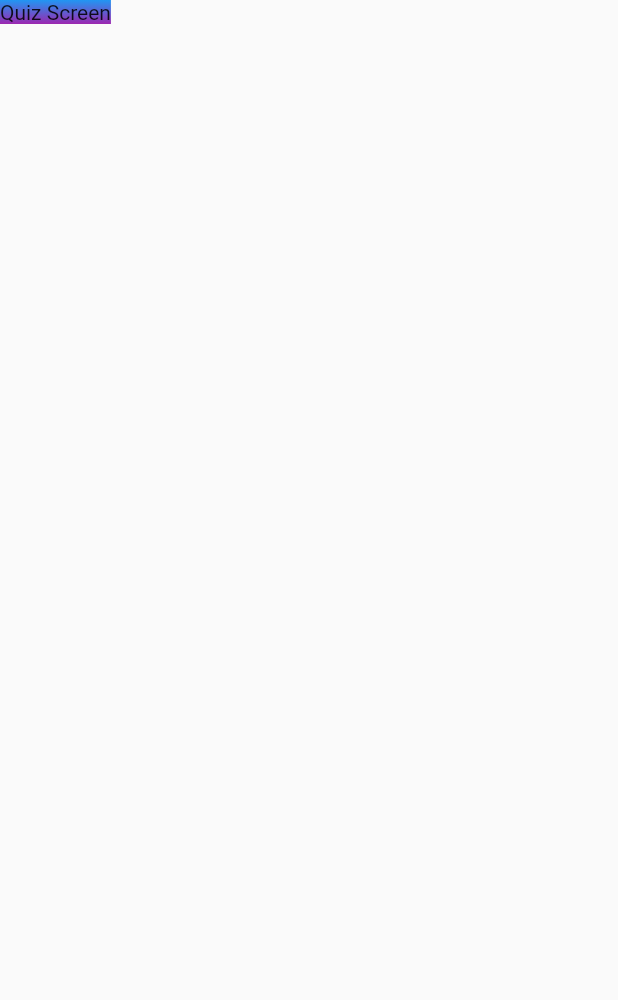
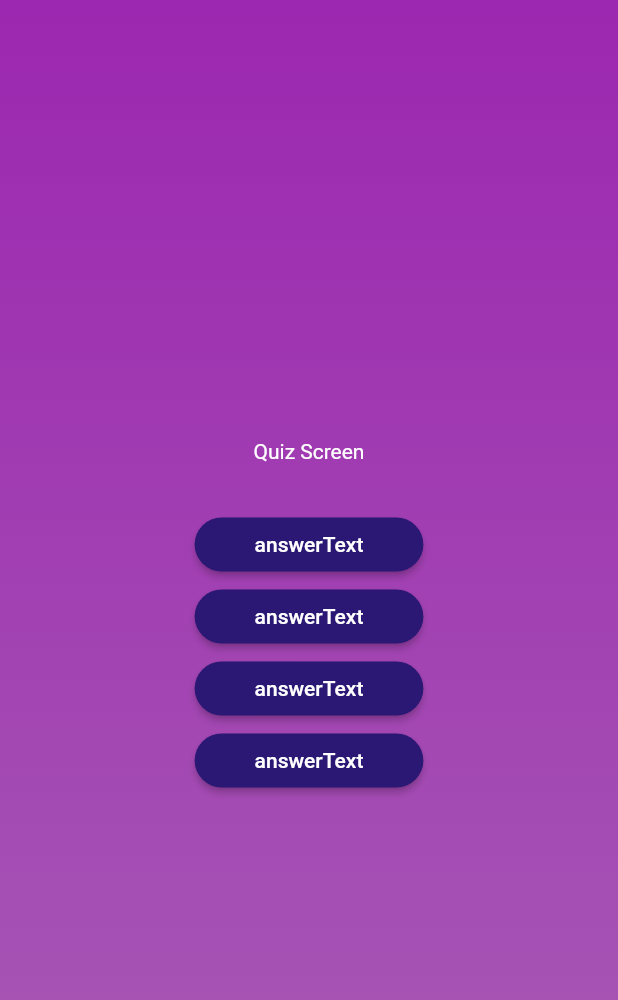
Before and after one commit to Louis-Gil/playground, a Flutter app: the screen it shows after launch, after a tap on "Start Quiz", on a phone screen of 412 x 824 dp. Shown: the top 1000 px of the screen. Run offline on Flutter 3.47's test engine with Material 2 defaults, Android fonts, the phone set to English and light mode, and no system bars.

Commit message:
feat : Add answer button

```diff
--- /dev/null
+++ b/flutter_guild/quiz/lib/answer_button.dart
@@ -0,0 +1,27 @@
+import 'package:flutter/material.dart';
+
+class AnswerButton extends StatelessWidget {
+  const AnswerButton({
+    super.key,
+    required this.answerText,
+    required this.onTap,
+  });
+
+  final String answerText;
+  final void Function() onTap;
+
+  @override
+  Widget build(BuildContext context) {
+    return ElevatedButton(
+      onPressed: onTap,
+      style: ElevatedButton.styleFrom(
+          padding: const EdgeInsets.symmetric(vertical: 10, horizontal: 40),
+          backgroundColor: const Color.fromARGB(255, 43, 23, 116),
+          foregroundColor: Colors.white,
+          shape: RoundedRectangleBorder(
+            borderRadius: BorderRadius.circular(30),
+          )),
+      child: Text(answerText),
+    );
+  }
+}
--- a/flutter_guild/quiz/lib/quiz.dart
+++ b/flutter_guild/quiz/lib/quiz.dart
@@ -49,8 +49,8 @@ class _QuizState extends State<Quiz> {
         decoration: const BoxDecoration(
           gradient: LinearGradient(
             colors: [
-              Colors.blue,
               Colors.purple,
+              Color.fromARGB(255, 168, 93, 181),
             ],
             begin: Alignment.topCenter,
             end: Alignment.bottomCenter,
--- a/flutter_guild/quiz/lib/quiz_screen.dart
+++ b/flutter_guild/quiz/lib/quiz_screen.dart
@@ -1,4 +1,5 @@
 import 'package:flutter/material.dart';
+import 'package:quiz/answer_button.dart';
 
 class QuizScreen extends StatefulWidget {
   const QuizScreen({super.key});
@@ -12,6 +13,22 @@ class QuizScreen extends StatefulWidget {
 class _QuizScreenState extends State<QuizScreen> {
   @override
   Widget build(context) {
-    return const Text('Quiz Screen');
+    return SizedBox(
+      width: double.infinity,
+      child: Column(
+        mainAxisAlignment: MainAxisAlignment.center,
+        children: [
+          const Text(
+            'Quiz Screen',
+            style: TextStyle(color: Colors.white),
+          ),
+          const SizedBox(height: 30),
+          AnswerButton(answerText: 'answerText', onTap: () {}),
+          AnswerButton(answerText: 'answerText', onTap: () {}),
+          AnswerButton(answerText: 'answerText', onTap: () {}),
+          AnswerButton(answerText: 'answerText', onTap: () {}),
+        ],
+      ),
+    );
   }
 }
```
